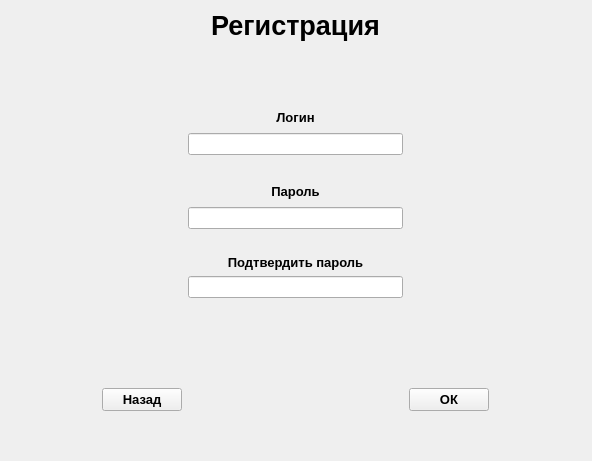
Before: the Qt Designer form puzzle/auth/regist_widget/regist.ui in TaplierShiru/QtPuzzleGame, drawn with Qt 5.
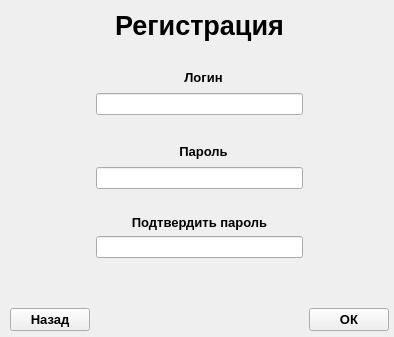
After: the same form once the commit is applied.

Patch:
```diff
--- a/puzzle/auth/regist_widget/regist.ui
+++ b/puzzle/auth/regist_widget/regist.ui
@@ -6,8 +6,8 @@
    <rect>
     <x>0</x>
     <y>0</y>
-    <width>592</width>
-    <height>461</height>
+    <width>394</width>
+    <height>337</height>
    </rect>
   </property>
   <property name="windowTitle">
@@ -18,15 +18,75 @@
     <rect>
      <x>10</x>
      <y>10</y>
-     <width>571</width>
-     <height>421</height>
+     <width>379</width>
+     <height>321</height>
     </rect>
    </property>
    <layout class="QGridLayout" name="registWidgetGridLayout">
     <property name="sizeConstraint">
      <enum>QLayout::SetDefaultConstraint</enum>
     </property>
-    <item row="15" column="3">
+    <item row="17" column="2">
+     <spacer name="horizontalSpacer2">
+      <property name="orientation">
+       <enum>Qt::Horizontal</enum>
+      </property>
+      <property name="sizeType">
+       <enum>QSizePolicy::Expanding</enum>
+      </property>
+      <property name="sizeHint" stdset="0">
+       <size>
+        <width>40</width>
+        <height>20</height>
+       </size>
+      </property>
+     </spacer>
+    </item>
+    <item row="9" column="2" alignment="Qt::AlignHCenter">
+     <widget class="QLabel" name="password_label">
+      <property name="minimumSize">
+       <size>
+        <width>215</width>
+        <height>20</height>
+       </size>
+      </property>
+      <property name="maximumSize">
+       <size>
+        <width>16777215</width>
+        <height>20</height>
+       </size>
+      </property>
+      <property name="font">
+       <font>
+        <pointsize>10</pointsize>
+        <bold>true</bold>
+       </font>
+      </property>
+      <property name="text">
+       <string>Пароль</string>
+      </property>
+      <property name="alignment">
+       <set>Qt::AlignCenter</set>
+      </property>
+     </widget>
+    </item>
+    <item row="12" column="2">
+     <spacer name="verticalSpacer3">
+      <property name="orientation">
+       <enum>Qt::Vertical</enum>
+      </property>
+      <property name="sizeType">
+       <enum>QSizePolicy::Preferred</enum>
+      </property>
+      <property name="sizeHint" stdset="0">
+       <size>
+        <width>20</width>
+        <height>20</height>
+       </size>
+      </property>
+     </spacer>
+    </item>
+    <item row="15" column="2">
      <spacer name="verticalSpacer4">
       <property name="orientation">
        <enum>Qt::Vertical</enum>
@@ -36,48 +96,19 @@
       </property>
       <property name="sizeHint" stdset="0">
        <size>
-        <width>60</width>
-        <height>80</height>
+        <width>20</width>
+        <height>20</height>
        </size>
       </property>
      </spacer>
     </item>
-    <item row="17" column="4">
-     <widget class="QPushButton" name="ok_pushButton">
-      <property name="font">
-       <font>
-        <pointsize>10</pointsize>
-        <bold>true</bold>
-       </font>
-      </property>
-      <property name="text">
-       <string>ОК</string>
-      </property>
-     </widget>
-    </item>
-    <item row="13" column="3">
-     <widget class="QLabel" name="confirmPassword_label">
-      <property name="font">
-       <font>
-        <pointsize>10</pointsize>
-        <bold>true</bold>
-       </font>
-      </property>
-      <property name="text">
-       <string>Подтвердить пароль</string>
-      </property>
-      <property name="alignment">
-       <set>Qt::AlignCenter</set>
-      </property>
-     </widget>
-    </item>
-    <item row="7" column="3">
+    <item row="7" column="2">
      <spacer name="verticalSpacer2">
       <property name="orientation">
        <enum>Qt::Vertical</enum>
       </property>
       <property name="sizeType">
-       <enum>QSizePolicy::Fixed</enum>
+       <enum>QSizePolicy::Preferred</enum>
       </property>
       <property name="sizeHint" stdset="0">
        <size>
@@ -87,7 +118,7 @@
       </property>
      </spacer>
     </item>
-    <item row="17" column="2">
+    <item row="17" column="1">
      <widget class="QPushButton" name="back_pushButton">
       <property name="minimumSize">
        <size>
@@ -106,149 +137,7 @@
       </property>
      </widget>
     </item>
-    <item row="22" column="5">
-     <spacer name="horizontalSpacer3">
-      <property name="orientation">
-       <enum>Qt::Horizontal</enum>
-      </property>
-      <property name="sizeType">
-       <enum>QSizePolicy::Expanding</enum>
-      </property>
-      <property name="sizeHint" stdset="0">
-       <size>
-        <width>60</width>
-        <height>20</height>
-       </size>
-      </property>
-     </spacer>
-    </item>
-    <item row="6" column="3">
-     <widget class="QLineEdit" name="loginLineEdit"/>
-    </item>
-    <item row="9" column="3" alignment="Qt::AlignHCenter">
-     <widget class="QLabel" name="password_label">
-      <property name="minimumSize">
-       <size>
-        <width>215</width>
-        <height>20</height>
-       </size>
-      </property>
-      <property name="maximumSize">
-       <size>
-        <width>16777215</width>
-        <height>20</height>
-       </size>
-      </property>
-      <property name="font">
-       <font>
-        <pointsize>10</pointsize>
-        <bold>true</bold>
-       </font>
-      </property>
-      <property name="text">
-       <string>Пароль</string>
-      </property>
-      <property name="alignment">
-       <set>Qt::AlignCenter</set>
-      </property>
-     </widget>
-    </item>
-    <item row="11" column="3">
-     <widget class="QLineEdit" name="password_lineEdit"/>
-    </item>
-    <item row="4" column="3" alignment="Qt::AlignHCenter">
-     <widget class="QLabel" name="login_label">
-      <property name="minimumSize">
-       <size>
-        <width>215</width>
-        <height>20</height>
-       </size>
-      </property>
-      <property name="maximumSize">
-       <size>
-        <width>16777215</width>
-        <height>20</height>
-       </size>
-      </property>
-      <property name="font">
-       <font>
-        <pointsize>10</pointsize>
-        <bold>true</bold>
-       </font>
-      </property>
-      <property name="text">
-       <string>Логин</string>
-      </property>
-      <property name="alignment">
-       <set>Qt::AlignCenter</set>
-      </property>
-     </widget>
-    </item>
-    <item row="2" column="3">
-     <spacer name="verticalSpacer1">
-      <property name="orientation">
-       <enum>Qt::Vertical</enum>
-      </property>
-      <property name="sizeType">
-       <enum>QSizePolicy::Fixed</enum>
-      </property>
-      <property name="sizeHint" stdset="0">
-       <size>
-        <width>20</width>
-        <height>60</height>
-       </size>
-      </property>
-     </spacer>
-    </item>
-    <item row="22" column="3">
-     <spacer name="verticalSpacer5">
-      <property name="orientation">
-       <enum>Qt::Vertical</enum>
-      </property>
-      <property name="sizeType">
-       <enum>QSizePolicy::Fixed</enum>
-      </property>
-      <property name="sizeHint" stdset="0">
-       <size>
-        <width>20</width>
-        <height>20</height>
-       </size>
-      </property>
-     </spacer>
-    </item>
-    <item row="17" column="3">
-     <spacer name="horizontalSpacer2">
-      <property name="orientation">
-       <enum>Qt::Horizontal</enum>
-      </property>
-      <property name="sizeType">
-       <enum>QSizePolicy::Expanding</enum>
-      </property>
-      <property name="sizeHint" stdset="0">
-       <size>
-        <width>40</width>
-        <height>20</height>
-       </size>
-      </property>
-     </spacer>
-    </item>
-    <item row="22" column="0">
-     <spacer name="horizontalSpacer1">
-      <property name="orientation">
-       <enum>Qt::Horizontal</enum>
-      </property>
-      <property name="sizeType">
-       <enum>QSizePolicy::Expanding</enum>
-      </property>
-      <property name="sizeHint" stdset="0">
-       <size>
-        <width>60</width>
-        <height>20</height>
-       </size>
-      </property>
-     </spacer>
-    </item>
-    <item row="1" column="3">
+    <item row="1" column="2">
      <widget class="QLabel" name="regTitle_label">
       <property name="font">
        <font>
@@ -270,16 +159,51 @@
       </property>
      </widget>
     </item>
-    <item row="14" column="3">
+    <item row="17" column="3">
+     <widget class="QPushButton" name="ok_pushButton">
+      <property name="font">
+       <font>
+        <pointsize>10</pointsize>
+        <bold>true</bold>
+       </font>
+      </property>
+      <property name="text">
+       <string>ОК</string>
+      </property>
+     </widget>
+    </item>
+    <item row="14" column="2">
      <widget class="QLineEdit" name="confirmPassword_lineEdit"/>
     </item>
-    <item row="12" column="3">
-     <spacer name="verticalSpacer3">
+    <item row="6" column="2">
+     <widget class="QLineEdit" name="loginLineEdit"/>
+    </item>
+    <item row="13" column="2">
+     <widget class="QLabel" name="confirmPassword_label">
+      <property name="font">
+       <font>
+        <pointsize>10</pointsize>
+        <bold>true</bold>
+       </font>
+      </property>
+      <property name="text">
+       <string>Подтвердить пароль</string>
+      </property>
+      <property name="alignment">
+       <set>Qt::AlignCenter</set>
+      </property>
+     </widget>
+    </item>
+    <item row="11" column="2">
+     <widget class="QLineEdit" name="password_lineEdit"/>
+    </item>
+    <item row="2" column="2">
+     <spacer name="verticalSpacer1">
       <property name="orientation">
        <enum>Qt::Vertical</enum>
       </property>
       <property name="sizeType">
-       <enum>QSizePolicy::Fixed</enum>
+       <enum>QSizePolicy::Preferred</enum>
       </property>
       <property name="sizeHint" stdset="0">
        <size>
@@ -289,6 +213,34 @@
       </property>
      </spacer>
     </item>
+    <item row="4" column="2" alignment="Qt::AlignHCenter">
+     <widget class="QLabel" name="login_label">
+      <property name="minimumSize">
+       <size>
+        <width>215</width>
+        <height>20</height>
+       </size>
+      </property>
+      <property name="maximumSize">
+       <size>
+        <width>16777215</width>
+        <height>20</height>
+       </size>
+      </property>
+      <property name="font">
+       <font>
+        <pointsize>10</pointsize>
+        <bold>true</bold>
+       </font>
+      </property>
+      <property name="text">
+       <string>Логин</string>
+      </property>
+      <property name="alignment">
+       <set>Qt::AlignCenter</set>
+      </property>
+     </widget>
+    </item>
    </layout>
   </widget>
  </widget>
```
